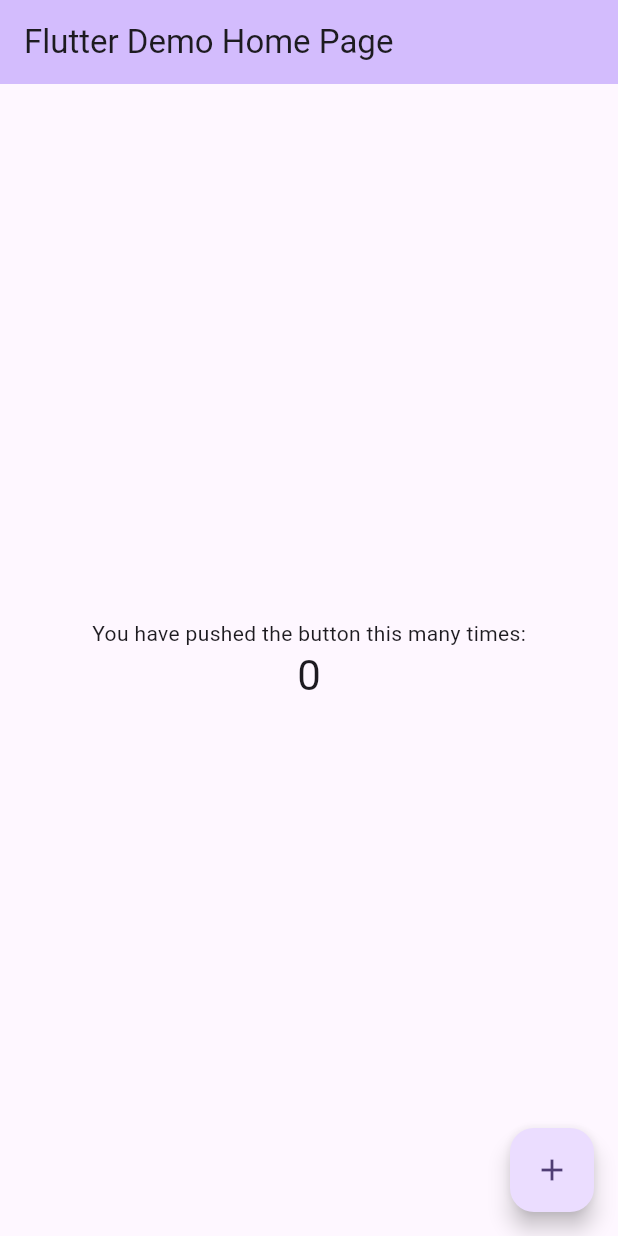
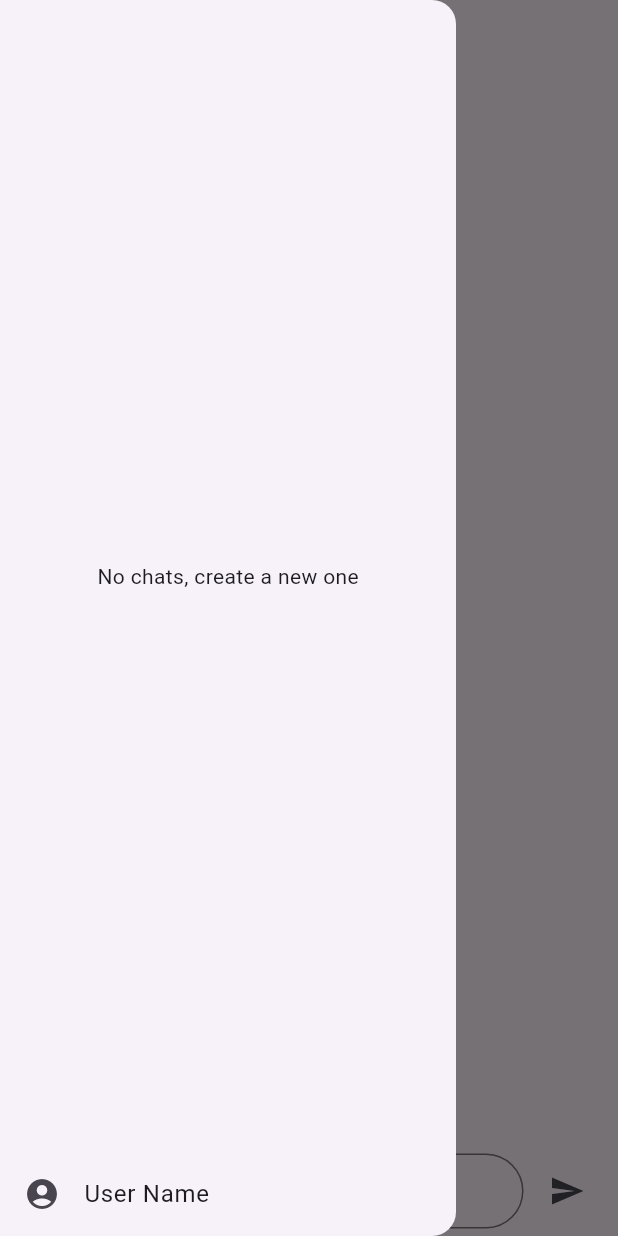
Before and after one commit to Dom-Cogan/pavioschat, a Flutter app: the screen it shows after launch, with the side drawer open (before the commit the screen has no drawer), on a phone screen of 412 x 824 dp. Run offline on Flutter 3.47's test engine with Material 3 defaults, Android fonts, the phone set to English and light mode, and no system bars.

Commit message:
Pavios Chat Update 1
This is the first day of work and ill be doing more tomorrow. This app is going to get most of its ui from Chat GPT and iMessage. I want this experience to be seem less Basically I want the user to feel as though they are texting with the LLM. Their is a lot planed for this project so keep an eye out

```diff
--- /dev/null
+++ b/lib/components/menu.dart
@@ -0,0 +1,55 @@
+import 'package:flutter/material.dart';
+import '../services/services.dart'; // Import the ChatService interface
+
+class MenuDrawer extends StatelessWidget {
+  final ChatService chatService;
+  final String userName;
+
+  MenuDrawer({required this.chatService, required this.userName});
+
+  @override
+  Widget build(BuildContext context) {
+    return Drawer(
+      child: Column(
+        children: [
+          // Other drawer headers or items can be added here
+          Expanded(
+            child: FutureBuilder<List<String>>(
+              future: chatService.getChatNames(),
+              builder: (BuildContext context, AsyncSnapshot<List<String>> snapshot) {
+                if (snapshot.connectionState == ConnectionState.waiting) {
+                  return Center(child: CircularProgressIndicator());
+                } else if (snapshot.hasError) {
+                  return Center(child: Text('Error: ${snapshot.error}'));
+                } else if (snapshot.hasData && snapshot.data!.isEmpty) {
+                  // List is empty
+                  return Center(child: Text('No chats, create a new one'));
+                } else {
+                  // Data is fetched successfully, show your ListView
+                  return ListView.builder(
+                    itemCount: snapshot.data!.length,
+                    itemBuilder: (BuildContext context, int index) {
+                      return ListTile(
+                        title: Text(snapshot.data![index]),
+                        onTap: () {
+                          // Handle the chat item tap
+                        },
+                      );
+                    },
+                  );
+                }
+              },
+            ),
+          ),
+          ListTile(
+            leading: Icon(Icons.account_circle),
+            title: Text(userName),
+            onTap: () {
+              Navigator.pushNamed(context, '/settings');
+            },
+          ),
+        ],
+      ),
+    );
+  }
+}
--- a/lib/main.dart
+++ b/lib/main.dart
@@ -1,125 +1,28 @@
 import 'package:flutter/material.dart';
+import 'package:pavischat/services/services.dart';
+import './pages/newchat.dart';
+import './pages/settings.dart'; // Import your settings page
+import './services/firebaseService.dart';
 
 void main() {
-  runApp(const MyApp());
+  runApp(MyApp());
 }
 
 class MyApp extends StatelessWidget {
-  const MyApp({super.key});
+  final ChatService chatService = FirebaseChatService(); // Create the service
 
-  // This widget is the root of your application.
   @override
   Widget build(BuildContext context) {
     return MaterialApp(
-      title: 'Flutter Demo',
+      title: 'Pavios Chat',
       theme: ThemeData(
-        // This is the theme of your application.
-        //
-        // TRY THIS: Try running your application with "flutter run". You'll see
-        // the application has a purple toolbar. Then, without quitting the app,
-        // try changing the seedColor in the colorScheme below to Colors.green
-        // and then invoke "hot reload" (save your changes or press the "hot
-        // reload" button in a Flutter-supported IDE, or press "r" if you used
-        // the command line to start the app).
-        //
-        // Notice that the counter didn't reset back to zero; the application
-        // state is not lost during the reload. To reset the state, use hot
-        // restart instead.
-        //
-        // This works for code too, not just values: Most code changes can be
-        // tested with just a hot reload.
-        colorScheme: ColorScheme.fromSeed(seedColor: Colors.deepPurple),
-        useMaterial3: true,
+        primarySwatch: Colors.blue,
       ),
-      home: const MyHomePage(title: 'Flutter Demo Home Page'),
+      initialRoute: '/',
+      routes: {
+        '/': (context) => ChatPage(chatService: chatService), // Inject the service
+        '/settings': (context) => SettingsPage(), // Define the settings page route
+      },
     );
   }
 }
-
-class MyHomePage extends StatefulWidget {
-  const MyHomePage({super.key, required this.title});
-
-  // This widget is the home page of your application. It is stateful, meaning
-  // that it has a State object (defined below) that contains fields that affect
-  // how it looks.
-
-  // This class is the configuration for the state. It holds the values (in this
-  // case the title) provided by the parent (in this case the App widget) and
-  // used by the build method of the State. Fields in a Widget subclass are
-  // always marked "final".
-
-  final String title;
-
-  @override
-  State<MyHomePage> createState() => _MyHomePageState();
-}
-
-class _MyHomePageState extends State<MyHomePage> {
-  int _counter = 0;
-
-  void _incrementCounter() {
-    setState(() {
-      // This call to setState tells the Flutter framework that something has
-      // changed in this State, which causes it to rerun the build method below
-      // so that the display can reflect the updated values. If we changed
-      // _counter without calling setState(), then the build method would not be
-      // called again, and so nothing would appear to happen.
-      _counter++;
-    });
-  }
-
-  @override
-  Widget build(BuildContext context) {
-    // This method is rerun every time setState is called, for instance as done
-    // by the _incrementCounter method above.
-    //
-    // The Flutter framework has been optimized to make rerunning build methods
-    // fast, so that you can just rebuild anything that needs updating rather
-    // than having to individually change instances of widgets.
-    return Scaffold(
-      appBar: AppBar(
-        // TRY THIS: Try changing the color here to a specific color (to
-        // Colors.amber, perhaps?) and trigger a hot reload to see the AppBar
-        // change color while the other colors stay the same.
-        backgroundColor: Theme.of(context).colorScheme.inversePrimary,
-        // Here we take the value from the MyHomePage object that was created by
-        // the App.build method, and use it to set our appbar title.
-        title: Text(widget.title),
-      ),
-      body: Center(
-        // Center is a layout widget. It takes a single child and positions it
-        // in the middle of the parent.
-        child: Column(
-          // Column is also a layout widget. It takes a list of children and
-          // arranges them vertically. By default, it sizes itself to fit its
-          // children horizontally, and tries to be as tall as its parent.
-          //
-          // Column has various properties to control how it sizes itself and
-          // how it positions its children. Here we use mainAxisAlignment to
-          // center the children vertically; the main axis here is the vertical
-          // axis because Columns are vertical (the cross axis would be
-          // horizontal).
-          //
-          // TRY THIS: Invoke "debug painting" (choose the "Toggle Debug Paint"
-          // action in the IDE, or press "p" in the console), to see the
-          // wireframe for each widget.
-          mainAxisAlignment: MainAxisAlignment.center,
-          children: <Widget>[
-            const Text(
-              'You have pushed the button this many times:',
-            ),
-            Text(
-              '$_counter',
-              style: Theme.of(context).textTheme.headlineMedium,
-            ),
-          ],
-        ),
-      ),
-      floatingActionButton: FloatingActionButton(
-        onPressed: _incrementCounter,
-        tooltip: 'Increment',
-        child: const Icon(Icons.add),
-      ), // This trailing comma makes auto-formatting nicer for build methods.
-    );
-  }
-}
--- /dev/null
+++ b/lib/pages/newchat.dart
@@ -0,0 +1,80 @@
+import 'package:flutter/material.dart';
+import '../components/menu.dart'; // Corrected import path
+import '../services/services.dart'; // Import the ChatService interface
+
+class ChatPage extends StatefulWidget {
+  final ChatService chatService;
+
+  ChatPage({required this.chatService}); // Accept the chatService as a parameter
+
+  @override
+  _ChatPageState createState() => _ChatPageState();
+}
+
+class _ChatPageState extends State<ChatPage> {
+  final GlobalKey<ScaffoldState> scaffoldKey = GlobalKey<ScaffoldState>();
+
+  void openDrawer() {
+    scaffoldKey.currentState?.openDrawer();
+  }
+
+  Widget build(BuildContext context) {
+    return Scaffold(
+      key: scaffoldKey,
+      appBar: AppBar(
+        title: const Text('New Chat'),
+        leading: IconButton(
+          icon: const Icon(Icons.menu),
+          onPressed: openDrawer,
+        ),
+        centerTitle: true,
+      ),
+      drawer: MenuDrawer(
+        chatService: widget.chatService, // Pass the chatService to the MenuDrawer
+        userName: 'User Name', // Replace with the actual user name from user profile
+      ),
+      body: Column(
+        children: [
+          Expanded(
+            child: ListView(
+              children: const [
+                // Chat history log
+                Text('Chat history log'),
+              ],
+            ),
+          ),
+          Padding(
+            padding: const EdgeInsetsDirectional.fromSTEB(10, 10, 10, 0),
+            child: Row(
+              children: <Widget>[
+                // Attachment button
+                IconButton(
+                  icon: const Icon(Icons.attach_file),
+                  onPressed: () {},
+                ),
+                // Input box
+                Expanded(
+                    child: Padding(
+                      padding:  EdgeInsetsDirectional.fromSTEB(5, 5, 5, 5),
+                      child:TextField(
+                        style:  TextStyle(fontSize: 12),
+                        decoration: InputDecoration(
+                          border: OutlineInputBorder(borderSide: const BorderSide(width: 2,), borderRadius: BorderRadius.circular(50)),
+                          hintText: 'Start a new chat',
+                        ),
+                      ),
+                    ),
+                ),
+                // Send button
+                IconButton(
+                  icon: const Icon(Icons.send),
+                  onPressed: () {},
+                ),
+              ],
+            ),
+          )
+        ],
+      ),
+    );
+  }
+}
--- /dev/null
+++ b/lib/pages/settings.dart
@@ -0,0 +1,15 @@
+import 'package:flutter/material.dart';
+
+class SettingsPage extends StatelessWidget {
+  @override
+  Widget build(BuildContext context) {
+    return Scaffold(
+      appBar: AppBar(
+        title: Text('Settings'),
+      ),
+      body: Center(
+        child: Text('Settings content goes here'),
+      ),
+    );
+  }
+}
--- /dev/null
+++ b/lib/services/firebaseService.dart
@@ -0,0 +1,13 @@
+import 'services.dart';
+
+class FirebaseChatService implements ChatService {
+  @override
+  Future<List<String>> getChatNames() async {
+    // TODO: Implement fetching chat names from Firebase
+    // For now, return a dummy list for testing or an empty list if there are no chats
+    // return ['Chat 1', 'Chat 2', 'Chat 3']; // Uncomment this line for dummy data
+    return []; // Return an empty list for "no chats"
+  }
+
+// Implement other methods as needed
+}
--- /dev/null
+++ b/lib/services/services.dart
@@ -0,0 +1,4 @@
+abstract class ChatService {
+  Future<List<String>> getChatNames();
+// Add other necessary operations, e.g., addChat, deleteChat, etc.
+}
```
Also changed, not shown: 2 other files.
